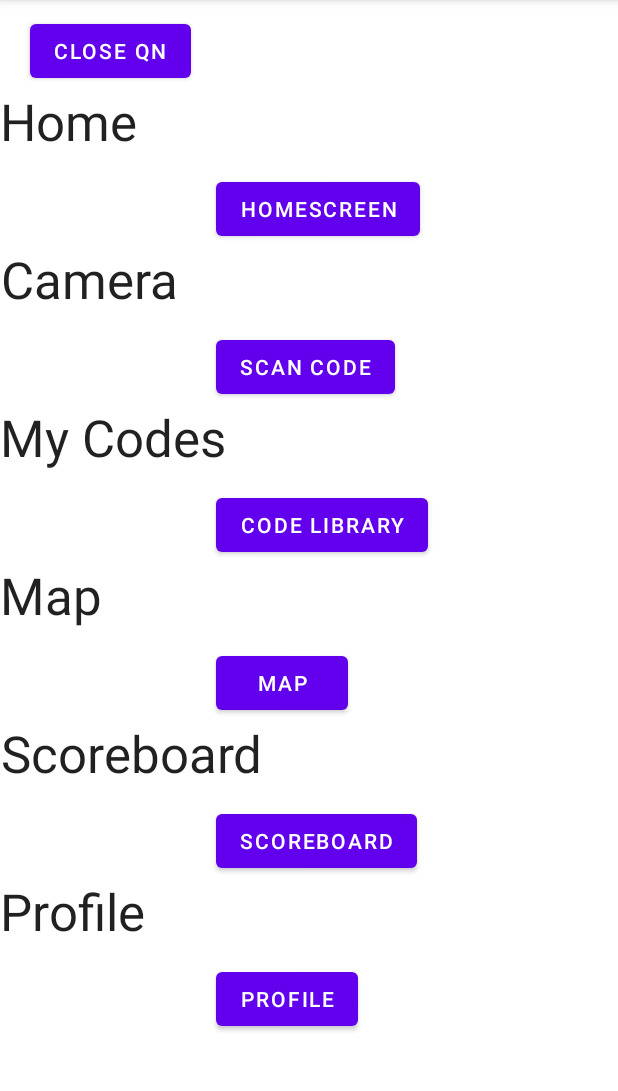
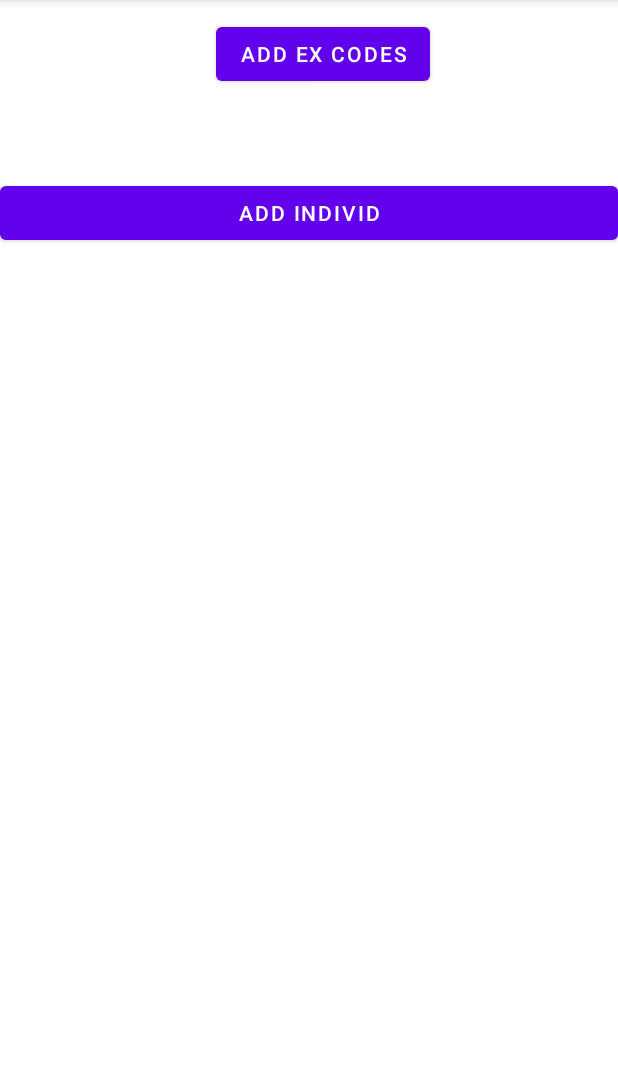
Before and after one commit to hobranan/IHuntWithJavalins_bhcopy, an Android app: the QuickNavActivity screen opened directly, with no data from a screen before it, after a tap on "CODE LIBRARY", on a phone screen of 412 x 824 dp, the part 84-1175 px from its top. Run offline under Robolectric (Android 15) with nearby library versions, the phone set to English and light mode, and no system bars; our stand-ins replace Firebase (no records; nobody signed in at launch, a user with empty details on screens opened directly).

Commit message:
added code library functionality to firebase, updated firebase json, added camera capture to upload to firebase

```diff
--- a/code/app/src/main/AndroidManifest.xml
+++ b/code/app/src/main/AndroidManifest.xml
@@ -72,6 +72,12 @@
 
         </activity>
 
+        <activity
+            android:name=".MyCodeLibraryActivity"
+            android:exported="true">
+
+        </activity>
+
     </application>
 
 </manifest>
--- /dev/null
+++ b/code/app/src/main/java/com/example/ihuntwithjavalins/CustomListForCustomAdapter.java
@@ -0,0 +1,46 @@
+package com.example.ihuntwithjavalins;
+
+import android.content.Context;
+import android.view.LayoutInflater;
+import android.view.View;
+import android.view.ViewGroup;
+import android.widget.ArrayAdapter;
+import android.widget.TextView;
+
+import androidx.annotation.NonNull;
+import androidx.annotation.Nullable;
+
+import com.example.ihuntwithjavalins.QRCode.QRCode;
+
+import java.util.ArrayList;
+
+/*
+Adapter (customized) for linking/showing the backend-datalist (of objects) with
+the UI-content-list (in content.xml)
+ */
+public class CustomListForCustomAdapter extends ArrayAdapter<QRCode> {
+
+    private ArrayList<QRCode> codes;
+    private Context context;
+
+    public CustomListForCustomAdapter(Context context, ArrayList<QRCode> codes){
+        super(context,0, codes);
+        this.codes = codes;
+        this.context = context;
+    }
+
+    @NonNull
+    @Override
+    public View getView(int position, @Nullable View convertView, @NonNull ViewGroup parent) {
+        View view = convertView;
+        if(view == null){
+            view = LayoutInflater.from(context).inflate(R.layout.content_code, parent,false);
+        }
+        QRCode tempCode = codes.get(position);
+        TextView codeName = view.findViewById(R.id.code_name_text);
+        TextView pointsName = view.findViewById(R.id.code_points_text);
+        codeName.setText(tempCode.getCodeName());
+        pointsName.setText(tempCode.getCodePoints());
+        return view;
+    }
+}
--- /dev/null
+++ b/code/app/src/main/java/com/example/ihuntwithjavalins/MyCodeLibraryActivity.java
@@ -0,0 +1,272 @@
+package com.example.ihuntwithjavalins;
+
+import android.content.Intent;
+import android.os.Bundle;
+import android.util.Log;
+import android.view.View;
+import android.widget.AdapterView;
+import android.widget.ArrayAdapter;
+import android.widget.Button;
+import android.widget.EditText;
+import android.widget.ListView;
+
+import androidx.annotation.NonNull;
+import androidx.annotation.Nullable;
+import androidx.appcompat.app.AppCompatActivity;
+
+import com.example.ihuntwithjavalins.QRCode.QRCode;
+import com.google.android.gms.tasks.OnFailureListener;
+import com.google.android.gms.tasks.OnSuccessListener;
+import com.google.firebase.firestore.CollectionReference;
+import com.google.firebase.firestore.DocumentReference;
+import com.google.firebase.firestore.EventListener;
+import com.google.firebase.firestore.FirebaseFirestore;
+import com.google.firebase.firestore.FirebaseFirestoreException;
+import com.google.firebase.firestore.QueryDocumentSnapshot;
+import com.google.firebase.firestore.QuerySnapshot;
+
+import java.util.ArrayList;
+import java.util.Arrays;
+import java.util.HashMap;
+
+public class MyCodeLibraryActivity extends AppCompatActivity {
+
+    Button addExButton;
+    Button removeExButton;
+
+    Button addButtonIndivid;
+    Button removeButtonIndivid;
+    Button removeButtonIndividCancel;
+
+
+    int captureOfDeletePosition; // captures UI-list position (when clicked)
+
+    ArrayList<String> text4hashlist = new ArrayList<>();
+    ArrayList<String> hashlist = new ArrayList<>();
+    ArrayList<String> pointslist = new ArrayList<>();
+    ArrayList<String> nameslist = new ArrayList<>();
+    ArrayList<QRCode> codeList = new ArrayList<>();// list of objects
+    ListView libraryList; // activity_main.xml's object for holding the UI-datalist (within content.xml)
+    ArrayAdapter<QRCode> customAdapter; // adapter (custom child class of Adapter) to link/use on backend-datalist
+
+    @Override
+    protected void onCreate(Bundle savedInstanceState) {
+        super.onCreate(savedInstanceState);
+
+        setContentView(R.layout.my_code_library_activity);
+
+        addExButton = findViewById(R.id.button_addHardcodes);
+        addExButton.setVisibility(View.VISIBLE);
+        removeExButton = findViewById(R.id.button_removeHardcodes);
+        removeExButton.setVisibility(View.INVISIBLE);
+
+        // Declare xml vars, and set button visibilities
+        addButtonIndivid = findViewById(R.id.button_add_individ);
+        removeButtonIndivid = findViewById(R.id.button_del_individ);
+        removeButtonIndividCancel = findViewById(R.id.button_del_individ_cancel);
+        addButtonIndivid.setVisibility(View.VISIBLE);
+        removeButtonIndivid.setVisibility(View.GONE);
+        removeButtonIndividCancel.setVisibility(View.GONE);
+
+        // Setup/link City list to new adapter for linking data and UI
+        libraryList = findViewById(R.id.code_list_listview); // grab UI-datalist var
+        customAdapter = new CustomListForCustomAdapter(this, codeList); // create adapter (custom child class of Adapter) to link/use on backend-datalist
+        libraryList.setAdapter(customAdapter);// Set the adapter for backend-datalist to be used with UI-datalist
+
+
+        // Access a Cloud Firestore instance from your Activity
+        // my database name is ...  on the ... location
+        FirebaseFirestore db; // firestore database object (need to import library dependency)
+        db = FirebaseFirestore.getInstance(); // pull instance of database from firestore
+        final CollectionReference collectionReference = db.collection("MyCodes"); // pull instance of specific collection in firestore
+        final String TAG = "Sample"; // used as starter string for debug-log messaging
+
+        addExButton.setOnClickListener(new View.OnClickListener() {
+            @Override
+            public void onClick(View view) {
+                text4hashlist.addAll( Arrays.asList(
+                        "asdasdffhsad",
+                        "hashcode",
+                        "Treat each line as a separate string",
+                        "sdjldksfjlasdhfoiasdhofjasdoifmoiasdjfinjx",
+                        "44181028",
+                        "066341365154"
+                ));
+                for (int i = 0; i < text4hashlist.size(); i++) {
+                    QRCode temp = new QRCode( text4hashlist.get(i));
+                    codeList.add(temp);
+                    hashlist.add(temp.getCodeHash());
+                    pointslist.add(temp.getCodePoints());
+                    nameslist.add(temp.getCodeName());
+
+                    HashMap<String, String> dataMap = new HashMap<>(); //setup temp key-value mapping (to throw list items at firestore)
+                    dataMap.put("Point Value:", temp.getCodePoints()); // add key-value-pair for province (within subcollection of 'city name' document)
+                    collectionReference
+                            .document(temp.getCodeName())// point to at city name then...
+                            .set(dataMap) // add province key-value-pair (to sub-collection of document)
+                            .addOnSuccessListener(new OnSuccessListener<Void>() { // log the success on your console (this helps you verify that the firestore sending-action worked)
+                                @Override
+                                public void onSuccess(Void aVoid) {
+                                    // These are a method which gets executed when the task is succeeded
+                                    Log.d(TAG, "Data has been added successfully!");
+                                }
+                            })
+                            .addOnFailureListener(new OnFailureListener() { // log the failure on your console (if sending-action failed)
+                                @Override
+                                public void onFailure(@NonNull Exception e) {
+                                    // These are a method which gets executed if there’s any problem
+                                    Log.d(TAG, "Data could not be added!" + e.toString());
+                                }
+                            });
+
+                }
+//                removeExButton.setVisibility(View.VISIBLE);
+                addExButton.setVisibility(View.INVISIBLE);
+//                addButtonIndivid.setVisibility(View.VISIBLE);
+            }
+        });
+
+        // This listener will pull the firestore data into your android app (if you reopen the app)
+        collectionReference.addSnapshotListener(new EventListener<QuerySnapshot>() {
+            @Override
+            public void onEvent(@Nullable QuerySnapshot queryDocumentSnapshots, @Nullable
+            FirebaseFirestoreException error) {
+
+                codeList.clear(); // Clear the old list
+                for (QueryDocumentSnapshot doc : queryDocumentSnapshots) { // Re-add firestore collection sub-documents and sub-sub-collection items)
+//                    Log.d(TAG, String.valueOf(doc.getData().get("Province Name")));
+                    String codeName = doc.getId();
+                    String codePoints = (String) doc.getData().get("Point Value:");
+                    codeList.add(new QRCode(codeName, codePoints));
+                }
+                customAdapter.notifyDataSetChanged(); // Notifying the adapter to render any new data fetched from the cloud
+            }
+        });
+
+        Bundle extras = getIntent().getExtras();
+        if ((extras != null)&(com.example.ihuntwithjavalins.CameraActivity.cameraFlag == 1)) {
+            com.example.ihuntwithjavalins.CameraActivity.cameraFlag = 0;
+            String value1 = extras.getString("cameraSavedCodeText");//The key argument here must match that used in the other activity
+            String value2 = extras.getString("cameraSavedCodeHash");//The key argument here must match that used in the other activity
+            String value3 = extras.getString("cameraSavedCodeName");//The key argument here must match that used in the other activity
+            String value4 = extras.getString("cameraSavedCodePoints");//The key argument here must match that used in the other activity
+
+            HashMap<String, String> dataMap = new HashMap<>(); //setup temp key-value mapping (to throw list items at firestore)
+            dataMap.put("Point Value:", value4); // add key-value-pair for province (within subcollection of 'city name' document)
+            collectionReference
+                    .document(value3)// point to at city name then...
+                    .set(dataMap) // add province key-value-pair (to sub-collection of document)
+                    .addOnSuccessListener(new OnSuccessListener<Void>() { // log the success on your console (this helps you verify that the firestore sending-action worked)
+                        @Override
+                        public void onSuccess(Void aVoid) {
+                            // These are a method which gets executed when the task is succeeded
+                            Log.d(TAG, "Data has been added successfully!");
+                        }
+                    })
+                    .addOnFailureListener(new OnFailureListener() { // log the failure on your console (if sending-action failed)
+                        @Override
+                        public void onFailure(@NonNull Exception e) {
+                            // These are a method which gets executed if there’s any problem
+                            Log.d(TAG, "Data could not be added!" + e.toString());
+                        }
+                    });
+        }
+
+        addButtonIndivid.setOnClickListener(new View.OnClickListener() {
+            @Override
+            public void onClick(View view) {
+                Intent intent = new Intent(MyCodeLibraryActivity.this, CameraActivity.class);
+                startActivity(intent);
+            }
+        });
+
+        removeExButton.setOnClickListener(new View.OnClickListener() {
+            @Override
+            public void onClick(View view) {
+                addExButton.setVisibility(View.VISIBLE);
+                removeExButton.setVisibility(View.INVISIBLE);
+            }
+        });
+
+        // This listener will allow the delete button option to appear when UI-list item is clicked on
+        libraryList.setOnItemClickListener(new AdapterView.OnItemClickListener() {
+            @Override
+            public void onItemClick(AdapterView<?> parent, View view,
+                                    int position, long id) {
+                captureOfDeletePosition = position; // capture list item's position
+                                removeButtonIndivid.setVisibility(View.VISIBLE); // show delete button
+                removeButtonIndividCancel.setVisibility(View.VISIBLE); // show delete-cancelling button
+
+            }
+        });
+
+        // This listener will delete the selected UI-list item.
+        removeButtonIndivid.setOnClickListener(new View.OnClickListener() {
+            public void onClick(View v) {
+                QRCode item = customAdapter.getItem(captureOfDeletePosition);
+                customAdapter.remove(item); // delete current list entry
+                removeButtonIndivid.setVisibility(View.GONE); // re-hide delete and delete-cancelling button
+                removeButtonIndividCancel.setVisibility(View.GONE);
+                customAdapter.notifyDataSetChanged(); // update UI-list adapter
+
+                DocumentReference docRef = db.collection("MyCodes").document(String.valueOf(item.getCodeName()));
+                docRef
+                        .delete() // delete document from firebase database
+                        .addOnSuccessListener(new OnSuccessListener<Void>() {
+                            @Override
+                            public void onSuccess(Void aVoid) {
+                                // These are a method which gets executed when the task is succeeded
+                                Log.d(TAG, "Data has been deleted successfully!");
+                            }
+                        })
+                        .addOnFailureListener(new OnFailureListener() {
+                            @Override
+                            public void onFailure(@NonNull Exception e) {
+                                // These are a method which gets executed if there’s any problem
+                                Log.d(TAG, "Data could not be deleted!" + e.toString());
+                            }
+                        });
+                if (codeList.size() <=0 ) {
+                    addExButton.setVisibility(View.VISIBLE);
+                } else {
+                    addExButton.setVisibility(View.INVISIBLE);
+                }
+            }
+
+
+        });
+
+        // This listener will re-hide the delete button (and its cancel-delete button) if you want to cancel the delete prompt.
+        removeButtonIndividCancel.setOnClickListener(new View.OnClickListener() {
+            public void onClick(View v) {
+                removeButtonIndivid.setVisibility(View.GONE); // re-hide delete and delete-cancel button
+                removeButtonIndividCancel.setVisibility(View.GONE); // re-hide delete button
+            }
+        });
+
+
+
+
+
+
+
+
+//        Bundle extras = getIntent().getExtras();
+//        if (extras != null) {
+//            String value1 = extras.getString("cameraSavedCodeText");//The key argument here must match that used in the other activity
+//            String value2 = extras.getString("cameraSavedCodeHash");//The key argument here must match that used in the other activity
+//            String value3 = extras.getString("cameraSavedCodeName");//The key argument here must match that used in the other activity
+//            String value4 = extras.getString("cameraSavedCodePoints");//The key argument here must match that used in the other activity
+//            codeText.setText(value1);
+//            codeHash.setText(value2);
+//            codeName.setText(value3);
+//            codePoints.setText(value4);
+//        } else {
+//            codeText.setText("null text");
+//            codeHash.setText("null hash");
+//            codeName.setText("null name");
+//            codePoints.setText("null point");
+//        }
+    }
+
+}
--- a/code/app/src/main/java/com/example/ihuntwithjavalins/QRCode/QRCode.java
+++ b/code/app/src/main/java/com/example/ihuntwithjavalins/QRCode/QRCode.java
@@ -25,6 +25,11 @@ public class QRCode {
 //        dateFirstGenerated = new Date();
 //        CommentsForThisCode = new ArrayList<Comments>();
         analyzeWordToHashToNameToPoints(textCode);
+    }
+
+    public QRCode(String codeName, String codePoints) {
+this.codePoints = codePoints;
+this.codeName = codeName;
     }
 
     public String getCodeHash() {
--- a/code/app/src/main/java/com/example/ihuntwithjavalins/QuickNavActivity.java
+++ b/code/app/src/main/java/com/example/ihuntwithjavalins/QuickNavActivity.java
@@ -99,8 +99,8 @@ public class QuickNavActivity extends AppCompatActivity {
         libraryButton.setOnClickListener(new View.OnClickListener() {
             @Override
             public void onClick(View view) {
-//                Intent intent = new Intent(QuickNavActivity.this, LibraryActivity.class);
-//                startActivity(intent);
+                Intent intent = new Intent(QuickNavActivity.this, MyCodeLibraryActivity.class);
+                startActivity(intent);
 
             }
         });
--- /dev/null
+++ b/code/app/src/main/res/layout/my_code_library_activity.xml
@@ -0,0 +1,47 @@
+<?xml version="1.0" encoding="utf-8"?>
+<LinearLayout xmlns:android="http://schemas.android.com/apk/res/android"
+    android:layout_width="match_parent"
+    android:layout_height="wrap_content"
+    android:orientation="vertical">
+
+    <Button
+        android:id="@+id/button_addHardcodes"
+        android:layout_width="wrap_content"
+        android:layout_height="wrap_content"
+        android:layout_marginStart="144dp"
+        android:layout_marginTop="12dp"
+        android:gravity="center"
+        android:text="add ex codes" />
+
+    <Button
+        android:id="@+id/button_removeHardcodes"
+        android:layout_width="wrap_content"
+        android:layout_height="wrap_content"
+        android:layout_marginStart="20dp"
+        android:layout_marginTop="10dp"
+        android:gravity="center"
+        android:text="remove ex codes" />
+
+    <Button
+        android:id="@+id/button_add_individ"
+        android:layout_width="match_parent"
+        android:layout_height="wrap_content"
+        android:text="Add Individ" />
+
+    <Button
+        android:id="@+id/button_del_individ"
+        android:layout_width="match_parent"
+        android:layout_height="wrap_content"
+        android:text="Delete Individ" />
+    <Button
+        android:id="@+id/button_del_individ_cancel"
+        android:layout_width="match_parent"
+        android:layout_height="wrap_content"
+        android:text="Delete Individ Cancel" />
+
+    <ListView
+        android:id="@+id/code_list_listview"
+        android:layout_width="match_parent"
+        android:layout_height="match_parent"/>
+
+</LinearLayout>
```
Also changed, not shown: code/app/src/main/java/com/example/ihuntwithjavalins/CameraActivity.java (+6 -1 lines), code/app/src/main/res/layout/content_code.xml (added, +22 -0 lines), 1 other file.
